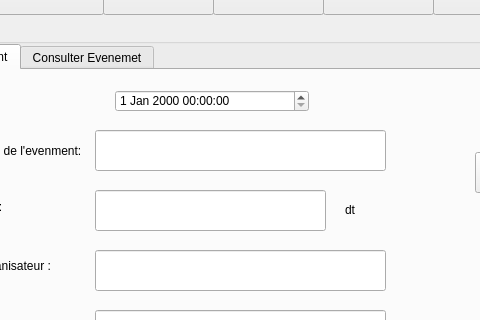
Old version of the form mainwindow.ui in the repository nassimtoumi/Visiteur-Ev-nement-QT; both pictures show x 117 to 597 and y 105 to 425 of the 1217 by 690 pixel window.
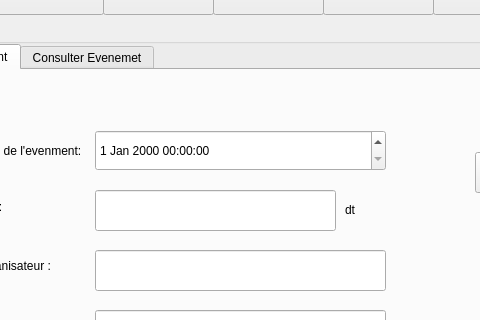
New version of the form. The open tabs and pages were chosen to show the change. Icons and pictures are not drawn.

Diff of the .ui file:
```diff
--- a/mainwindow.ui
+++ b/mainwindow.ui
@@ -627,16 +627,6 @@
         <attribute name="title">
          <string>Ajouter Evenement</string>
         </attribute>
-        <widget class="QLineEdit" name="lineEdit_dateev">
-         <property name="geometry">
-          <rect>
-           <x>200</x>
-           <y>60</y>
-           <width>291</width>
-           <height>41</height>
-          </rect>
-         </property>
-        </widget>
         <widget class="QLineEdit" name="lineEdit_rev">
          <property name="geometry">
           <rect>
@@ -682,7 +672,7 @@
           <rect>
            <x>200</x>
            <y>120</y>
-           <width>231</width>
+           <width>241</width>
            <height>41</height>
           </rect>
          </property>
@@ -794,10 +784,10 @@
         <widget class="QDateTimeEdit" name="dateTimeEdit">
          <property name="geometry">
           <rect>
-           <x>220</x>
-           <y>20</y>
-           <width>194</width>
-           <height>22</height>
+           <x>200</x>
+           <y>60</y>
+           <width>291</width>
+           <height>41</height>
           </rect>
          </property>
         </widget>
```
Left out of the diff: 2 changed lines with no effect on the pictures.
